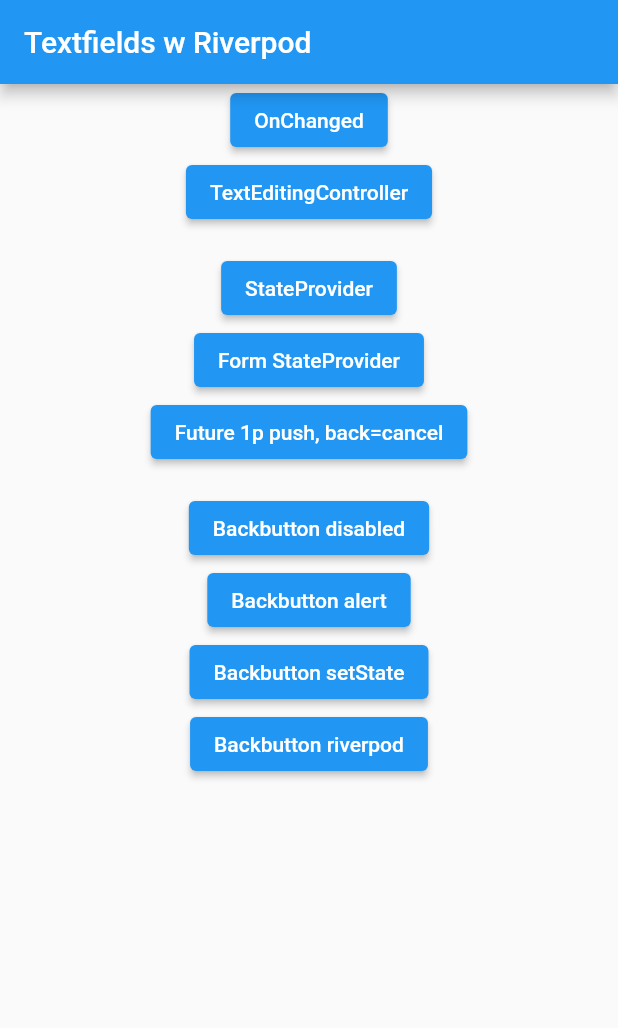
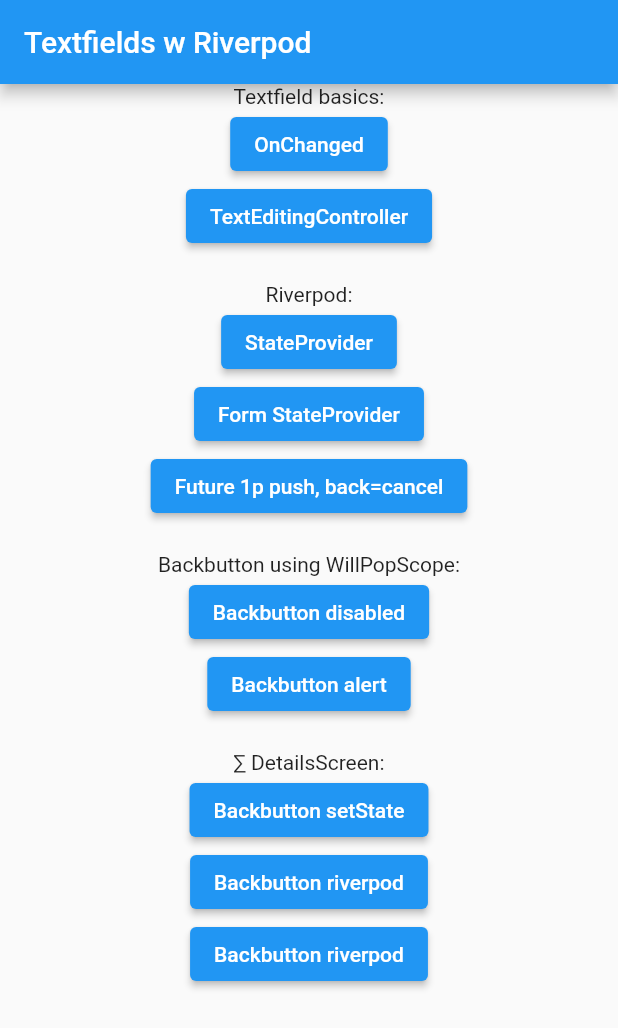
Before and after one commit to flutterrausch/flutter_examples, a Flutter app: the screen it shows after launch, on a phone screen of 412 x 824 dp. Shown: the top 1028 px of the screen. Run offline on Flutter 3.47's test engine with Material 2 defaults, Android fonts, the phone set to English and light mode, and no system bars; our stand-ins replace flutter_riverpod.

Commit message:
scrollable main + cleanup

```diff
--- a/010__textformfield_w_riverpod/lib/main.dart
+++ b/010__textformfield_w_riverpod/lib/main.dart
@@ -49,36 +49,53 @@ class _MainScreenState extends State<MainScreen> {
         appBar: AppBar(
           title: const Text('Textfields w Riverpod'),
         ),
-        body: Center(
+        body: Column(
+          children: [
+            Expanded(  // make it scrollable
+              child: SingleChildScrollView(
+                child: Center(
                   child: Column(
                     children: [
+
+                      const Text('Textfield basics:'),
                       PageButton('OnChanged', OnChangedPage(), context),
                       PageButton('TextEditingController', ControllerPage(), context),
-              const SizedBox(height: 16),
+                      const SizedBox(height: 20),
+
+                      const Text('Riverpod:'),
                       PageButton('StateProvider', StateProviderPage(), context),
                       PageButton('Form StateProvider', FormStateProviderPage(), context),
                       ElevatedButton(
-                child: Text('Future 1p push, back=cancel'),
+                        child: const Text('Future 1p push, back=cancel'),
                         onPressed: () {
                           Navigator.push(context, MaterialPageRoute(builder: (context) => FutureOnePage()),)
                             .then((valFromPage) {  // receive data from subpage
-                      print('completion = $valFromPage');
-                      return Text('hallo');
+                              debugPrint('completion = $valFromPage');
+                              return const Text('hallo');
                             }
                           );
                         },
                       ),
-              const SizedBox(height: 16),
+                      //PageButton('Future 2p', FutureTwoPages(), context),
+                      const SizedBox(height: 20),
 
+                      const Text('Backbutton using WillPopScope:'),
                       PageButton('Backbutton disabled', WillPopScopePage(), context),
                       PageButton('Backbutton alert', WillPopScopeAlertPage(), context),
-              PageButton('Backbutton setState', BackbuttonSetstate(), context),
+                      const SizedBox(height: 20),
+
+                      const Text('∑ DetailsScreen:'),
+                      PageButton('Backbutton setState', const BackbuttonSetstate(), context),
+                      PageButton('Backbutton riverpod', WillPopScopeRiverpodPage(), context),
                       PageButton('Backbutton riverpod', WillPopScopeRiverpodPage(), context),
 
-              //PageButton('Future 2p', FutureTwoPages(), context),
                     ],
                   ),
                 ),
+              ),
+            ),
+          ],
+        )
     );
   }
 }
@@ -88,7 +105,7 @@ class PageButton extends StatelessWidget {
   final Widget page;
   final BuildContext context;
 
-  PageButton(this.pageName, this.page, this.context);
+  const PageButton(this.pageName, this.page, this.context);
 
   @override
   Widget build(BuildContext context) {
@@ -103,6 +120,6 @@ class Description extends StatelessWidget {
 
   @override
   Widget build(BuildContext context) {
-    return Text('See debug log, and test returning to this page');
+    return const Text('See debug log, and test returning to this page');
   }
 }
```
Also changed, not shown: 1 other file. Lines whose indentation alone changed are shown as unchanged.
